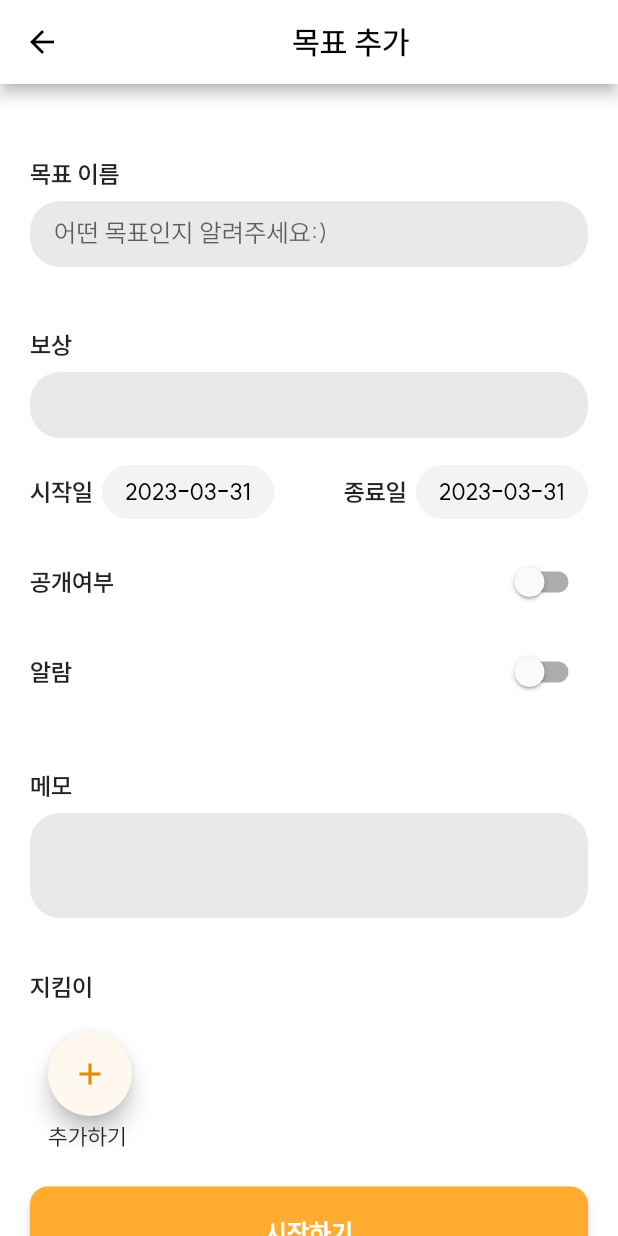
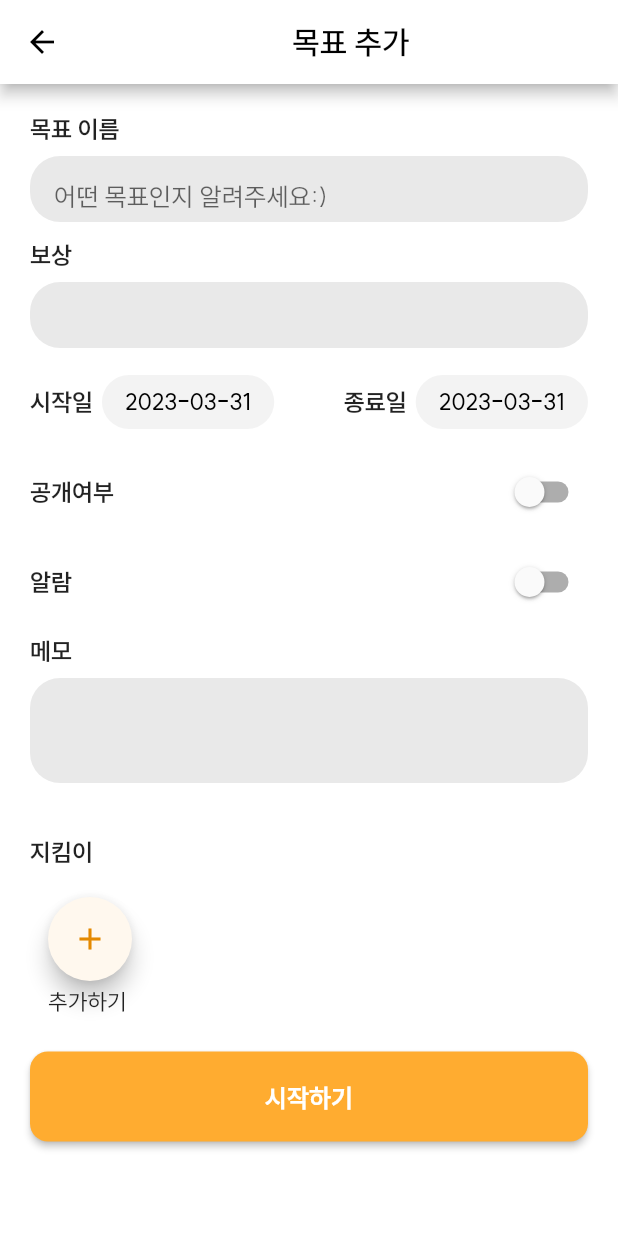
Before and after one commit to coitloz88/Alcohol-Free, a Flutter app: the NewPromisePage screen opened directly, on a phone screen of 412 x 824 dp. Run offline on Flutter 3.47's test engine with Material 2 defaults, Android fonts, the phone set to English and light mode, and no system bars; our stand-ins replace cloud_firestore, dropdown_button2, firebase_auth, firebase_core, flutter_local_notifications, fluttertoast and 4 more; missing offline and left inert: flutter_timeline_calendar, quantity_input; accounts and stored records are empty; network calls fail; project files that could hold a hidden picture were left out.

Commit message:
delete padding

```diff
--- a/lib/app/widgets/textbox_with_heading.dart
+++ b/lib/app/widgets/textbox_with_heading.dart
@@ -29,9 +29,7 @@ class TextBoxWithHeading extends StatefulWidget {
 class _TextBoxWithHeadingState extends State<TextBoxWithHeading> {
   @override
   Widget build(BuildContext context) {
-    return Padding(
-      padding: const EdgeInsets.only(top: 30.0),
-      child: WidgetWithLeftHeading(
+    return WidgetWithLeftHeading(
         heading: widget.heading,
         childWidget: Container(
           constraints: BoxConstraints(
@@ -52,13 +50,12 @@ class _TextBoxWithHeadingState extends State<TextBoxWithHeading> {
                 hintText: widget.hint,
                 contentPadding: const EdgeInsets.only(
                   left: 16.0,
-                    top: 10,
+                  top: 16,
                   right: 16,
                 ),
                 border: InputBorder.none,
                 suffixText: widget.suffixText),
           ),
-          )),
-    );
+        ));
   }
 }
```
Lines whose indentation alone changed are shown as unchanged.
